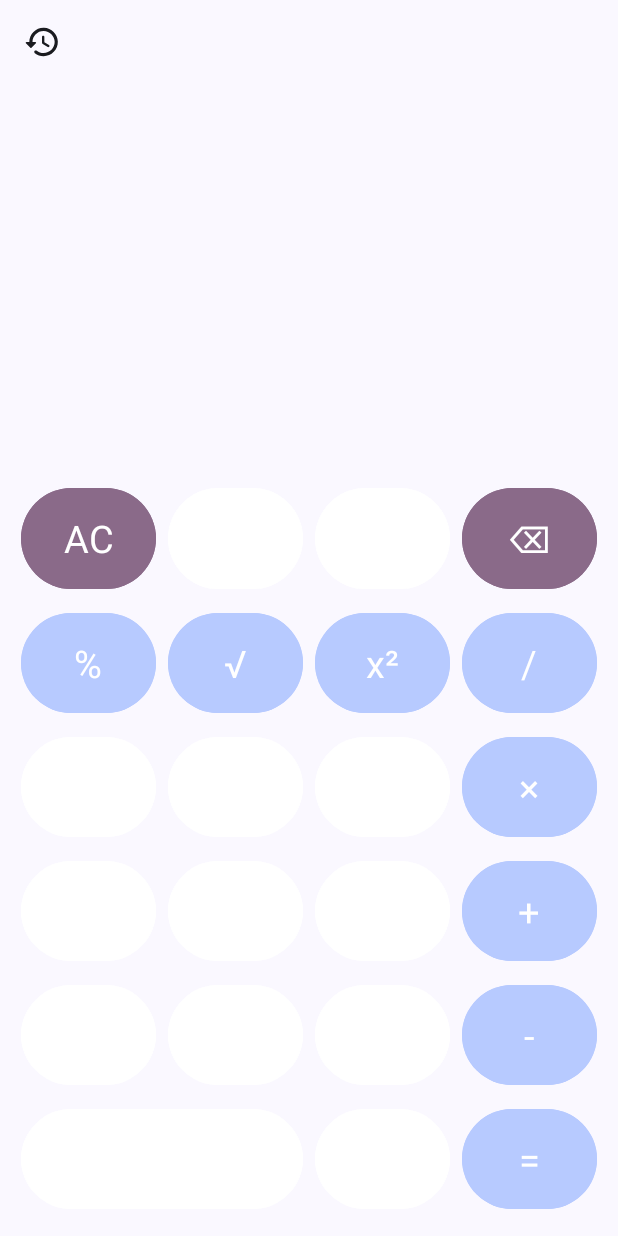
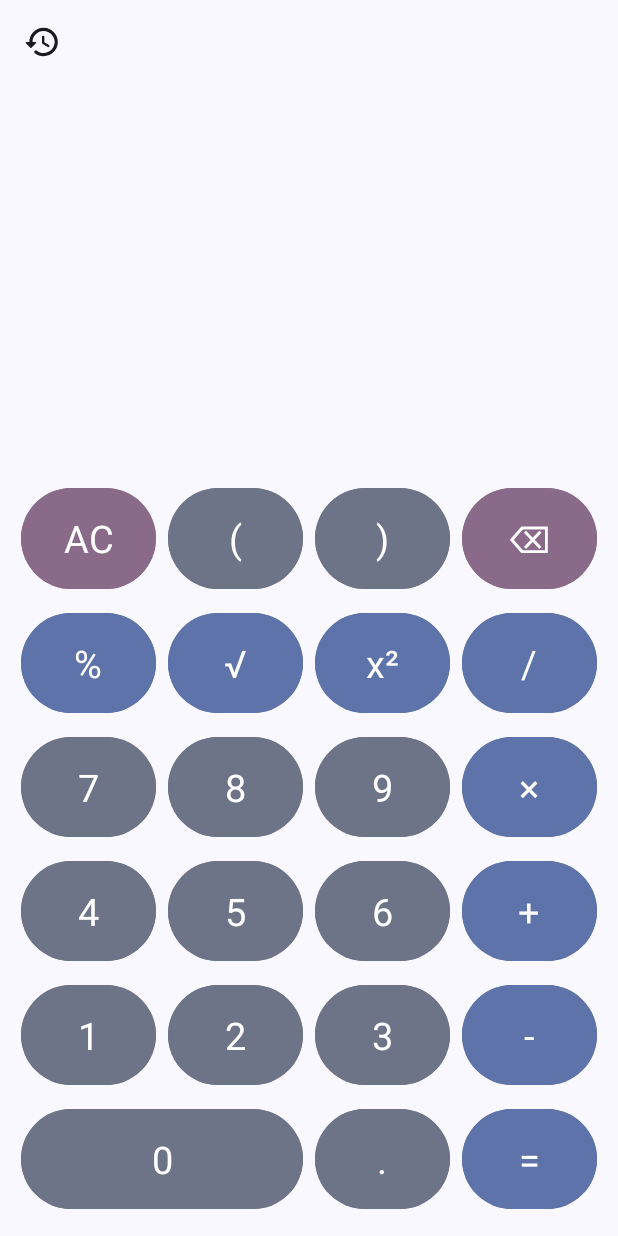
Before and after one commit to Debojit-mitra/Calculator, an Android app: the screen it shows after launch (MainActivity), on a phone screen of 412 x 824 dp. Run offline under Robolectric (Android 15) with nearby library versions, the phone set to English and light mode, and no system bars.

Commit message:
v1.0.4 - fixed some issues with dynamic colors

```diff
--- a/app/build.gradle.kts
+++ b/app/build.gradle.kts
@@ -4,14 +4,14 @@ plugins {
 
 android {
     namespace = "com.bunny.tools.scientific_calculator"
-    compileSdk = 34
+    compileSdk = 35
 
     defaultConfig {
         applicationId = "com.bunny.tools.scientific_calculator"
         minSdk = 29
-        targetSdk = 34
+        targetSdk = 35
         versionCode = 1
-        versionName = "1.0.3"
+        versionName = "1.0.4"
 
         testInstrumentationRunner = "androidx.test.runner.AndroidJUnitRunner"
     }
--- a/app/src/main/AndroidManifest.xml
+++ b/app/src/main/AndroidManifest.xml
@@ -3,6 +3,7 @@
     xmlns:tools="http://schemas.android.com/tools">
 
     <uses-permission android:name="android.permission.INTERNET" />
+    <uses-permission android:name="android.permission.READ_SETTINGS" />
     <uses-permission android:name="android.permission.REQUEST_INSTALL_PACKAGES" />
 
     <application
@@ -17,7 +18,7 @@
         tools:targetApi="31">
         <activity
             android:name=".MainActivity"
-            android:theme="@style/SplashTheme"
+            android:theme="@style/Theme.Calculator"
             android:resizeableActivity="false"
             android:windowSoftInputMode="stateAlwaysHidden|adjustPan"
             android:exported="true"
--- a/app/src/main/java/com/bunny/tools/scientific_calculator/MainActivity.java
+++ b/app/src/main/java/com/bunny/tools/scientific_calculator/MainActivity.java
@@ -612,8 +612,8 @@ public class MainActivity extends AppCompatActivity implements View.OnClickListe
     private void setButtonColor(Button button, boolean isActive) {
         if (button != null) {
             @ColorInt int backgroundColor = isActive ?
-                    getThemeColor(com.google.android.material.R.attr.colorPrimaryContainer) :
-                    getThemeColor(com.google.android.material.R.attr.colorPrimaryInverse);
+                    getThemeColor(com.google.android.material.R.attr.colorTertiaryContainer) :
+                    getThemeColor(com.google.android.material.R.attr.colorPrimaryContainer);
 
             button.setBackgroundTintList(ColorStateList.valueOf(backgroundColor));
         }
@@ -841,7 +841,7 @@ public class MainActivity extends AppCompatActivity implements View.OnClickListe
         return getPackageManager().canRequestPackageInstalls();
     }
 
-    private Runnable deleteRunnable = new Runnable() {
+    private final Runnable deleteRunnable = new Runnable() {
         @Override
         public void run() {
             if (isLongPressing) {
--- a/app/src/main/res/layout-land/activity_main.xml
+++ b/app/src/main/res/layout-land/activity_main.xml
@@ -112,182 +112,216 @@
             <Button
                 android:text="@string/sin"
                 android:id="@+id/btnSin"
-            android:backgroundTint="?attr/colorPrimaryInverse"
+                android:backgroundTint="?attr/colorPrimaryContainer"
+                android:textColor="?attr/colorOnPrimaryContainer"
                 style="@style/CalculatorButtonLandscape"/>
             <Button
                 android:text="@string/rad"
                 android:id="@+id/btnRad"
-            android:backgroundTint="?attr/colorPrimaryInverse"
+                android:backgroundTint="?attr/colorPrimaryContainer"
+                android:textColor="?attr/colorOnPrimaryContainer"
                 style="@style/CalculatorButtonLandscape"/>
             <Button
                 android:text="@string/deg"
                 android:id="@+id/btnDeg"
-            android:backgroundTint="?attr/colorPrimaryInverse"
+                android:backgroundTint="?attr/colorPrimaryContainer"
+                android:textColor="?attr/colorOnPrimaryContainer"
                 style="@style/CalculatorButtonLandscape"/>
             <Button
                 android:text="@string/ac"
                 android:id="@+id/btnAc"
                 android:backgroundTint="?attr/colorTertiaryContainer"
+                android:textColor="?attr/colorOnTertiaryContainer"
                 style="@style/CalculatorButtonLandscape"/>
             <Button
                 android:text="@string/percentage"
                 android:id="@+id/btnPercentage"
-            android:backgroundTint="?attr/colorPrimaryInverse"
+                android:backgroundTint="?attr/colorPrimaryContainer"
+                android:textColor="?attr/colorOnPrimaryContainer"
                 style="@style/CalculatorButtonLandscape"/>
             <Button
                 android:text="@string/divide"
                 android:id="@+id/btnDivide"
-            android:backgroundTint="?attr/colorPrimaryInverse"
+                android:backgroundTint="?attr/colorPrimaryContainer"
+                android:textColor="?attr/colorOnPrimaryContainer"
                 style="@style/CalculatorButtonLandscape"/>
             <Button
                 android:text="@string/del"
                 android:id="@+id/btnDel"
                 android:backgroundTint="?attr/colorTertiaryContainer"
+                android:textColor="?attr/colorOnTertiaryContainer"
                 style="@style/CalculatorButtonLandscape"/>
 
             <!-- Row 2 -->
             <Button
                 android:text="@string/cos"
                 android:id="@+id/btnCos"
-            android:backgroundTint="?attr/colorPrimaryInverse"
+                android:backgroundTint="?attr/colorPrimaryContainer"
+                android:textColor="?attr/colorOnPrimaryContainer"
                 style="@style/CalculatorButtonLandscape"/>
             <Button
                 android:text="@string/tan"
                 android:id="@+id/btnTan"
-            android:backgroundTint="?attr/colorPrimaryInverse"
+                android:backgroundTint="?attr/colorPrimaryContainer"
+                android:textColor="?attr/colorOnPrimaryContainer"
                 style="@style/CalculatorButtonLandscape"/>
             <Button
                 android:text="@string/inv"
                 android:id="@+id/btnInv"
-            android:backgroundTint="?attr/colorPrimaryInverse"
+                android:backgroundTint="?attr/colorPrimaryContainer"
+                android:textColor="?attr/colorOnPrimaryContainer"
                 style="@style/CalculatorButtonLandscape"/>
             <Button
                 android:text="@string/_7"
                 android:id="@+id/btn7"
-            android:backgroundTint="?attr/colorOnSecondary"
+                android:backgroundTint="?attr/colorSecondaryContainer"
+                android:textColor="?attr/colorOnSecondaryContainer"
                 style="@style/CalculatorButtonLandscape"/>
             <Button
                 android:text="@string/_8"
                 android:id="@+id/btn8"
-            android:backgroundTint="?attr/colorOnSecondary"
+                android:backgroundTint="?attr/colorSecondaryContainer"
+                android:textColor="?attr/colorOnSecondaryContainer"
                 style="@style/CalculatorButtonLandscape"/>
             <Button
                 android:text="@string/_9"
                 android:id="@+id/btn9"
-            android:backgroundTint="?attr/colorOnSecondary"
+                android:backgroundTint="?attr/colorSecondaryContainer"
+                android:textColor="?attr/colorOnSecondaryContainer"
                 style="@style/CalculatorButtonLandscape"/>
             <Button
                 android:text="@string/multiply"
                 android:id="@+id/btnMultiply"
-            android:backgroundTint="?attr/colorPrimaryInverse"
+                android:backgroundTint="?attr/colorPrimaryContainer"
+                android:textColor="?attr/colorOnPrimaryContainer"
                 style="@style/CalculatorButtonLandscape"/>
 
             <!-- Row 3 -->
             <Button
                 android:text="@string/log"
                 android:id="@+id/btnLog"
-            android:backgroundTint="?attr/colorPrimaryInverse"
+                android:backgroundTint="?attr/colorPrimaryContainer"
+                android:textColor="?attr/colorOnPrimaryContainer"
                 style="@style/CalculatorButtonLandscape"/>
             <Button
                 android:text="@string/ln"
                 android:id="@+id/btnLn"
-            android:backgroundTint="?attr/colorPrimaryInverse"
+                android:backgroundTint="?attr/colorPrimaryContainer"
+                android:textColor="?attr/colorOnPrimaryContainer"
                 style="@style/CalculatorButtonLandscape"/>
             <Button
                 android:text="@string/factorial"
                 android:id="@+id/btnFactorial"
-            android:backgroundTint="?attr/colorPrimaryInverse"
+                android:backgroundTint="?attr/colorPrimaryContainer"
+                android:textColor="?attr/colorOnPrimaryContainer"
                 style="@style/CalculatorButtonLandscape"/>
             <Button
                 android:text="@string/_4"
                 android:id="@+id/btn4"
-            android:backgroundTint="?attr/colorOnSecondary"
+                android:backgroundTint="?attr/colorSecondaryContainer"
+                android:textColor="?attr/colorOnSecondaryContainer"
                 style="@style/CalculatorButtonLandscape"/>
             <Button
                 android:text="@string/_5"
                 android:id="@+id/btn5"
-            android:backgroundTint="?attr/colorOnSecondary"
+                android:backgroundTint="?attr/colorSecondaryContainer"
+                android:textColor="?attr/colorOnSecondaryContainer"
                 style="@style/CalculatorButtonLandscape"/>
             <Button
                 android:text="@string/_6"
                 android:id="@+id/btn6"
-            android:backgroundTint="?attr/colorOnSecondary"
+                android:backgroundTint="?attr/colorSecondaryContainer"
+                android:textColor="?attr/colorOnSecondaryContainer"
                 style="@style/CalculatorButtonLandscape"/>
             <Button
                 android:text="@string/minus"
                 android:id="@+id/btnMinus"
-            android:backgroundTint="?attr/colorPrimaryInverse"
+                android:backgroundTint="?attr/colorPrimaryContainer"
+                android:textColor="?attr/colorOnPrimaryContainer"
                 style="@style/CalculatorButtonLandscape"/>
 
             <!-- Row 4 -->
             <Button
                 android:text="@string/pi"
                 android:id="@+id/btnPi"
-            android:backgroundTint="?attr/colorPrimaryInverse"
+                android:backgroundTint="?attr/colorPrimaryContainer"
+                android:textColor="?attr/colorOnPrimaryContainer"
                 style="@style/CalculatorButtonLandscape"/>
             <Button
                 android:text="@string/_e"
                 android:id="@+id/btnE"
-            android:backgroundTint="?attr/colorPrimaryInverse"
+                android:backgroundTint="?attr/colorPrimaryContainer"
+                android:textColor="?attr/colorOnPrimaryContainer"
                 style="@style/CalculatorButtonLandscape"/>
             <Button
                 android:text="@string/power"
                 android:id="@+id/btnExponent"
-            android:backgroundTint="?attr/colorPrimaryInverse"
+                android:backgroundTint="?attr/colorPrimaryContainer"
+                android:textColor="?attr/colorOnPrimaryContainer"
                 style="@style/CalculatorButtonLandscape"/>
             <Button
                 android:text="@string/_1"
                 android:id="@+id/btn1"
-            android:backgroundTint="?attr/colorOnSecondary"
+                android:backgroundTint="?attr/colorSecondaryContainer"
+                android:textColor="?attr/colorOnSecondaryContainer"
                 style="@style/CalculatorButtonLandscape"/>
             <Button
                 android:text="@string/_2"
                 android:id="@+id/btn2"
-            android:backgroundTint="?attr/colorOnSecondary"
+                android:backgroundTint="?attr/colorSecondaryContainer"
+                android:textColor="?attr/colorOnSecondaryContainer"
                 style="@style/CalculatorButtonLandscape"/>
             <Button
                 android:text="@string/_3"
                 android:id="@+id/btn3"
-            android:backgroundTint="?attr/colorOnSecondary"
+                android:backgroundTint="?attr/colorSecondaryContainer"
+                android:textColor="?attr/colorOnSecondaryContainer"
                 style="@style/CalculatorButtonLandscape"/>
             <Button
                 android:text="@string/plus"
                 android:id="@+id/btnPlus"
-            android:backgroundTint="?attr/colorPrimaryInverse"
+                android:backgroundTint="?attr/colorPrimaryContainer"
+                android:textColor="?attr/colorOnPrimaryContainer"
                 style="@style/CalculatorButtonLandscape"/>
 
             <!-- Row 5 -->
             <Button
                 android:text="@string/root_over"
                 android:id="@+id/btnRootOver"
-            android:backgroundTint="?attr/colorPrimaryInverse"
+                android:backgroundTint="?attr/colorPrimaryContainer"
+                android:textColor="?attr/colorOnPrimaryContainer"
                 style="@style/CalculatorButtonLandscape"/>
             <Button
                 android:text="@string/ParenthesesFirst"
                 android:id="@+id/btnParenthesesFirst"
-            android:backgroundTint="?attr/colorOnSecondary"
+                android:backgroundTint="?attr/colorSecondaryContainer"
+                android:textColor="?attr/colorOnSecondaryContainer"
                 style="@style/CalculatorButtonLandscape"/>
             <Button
                 android:text="@string/ParenthesesSecond"
                 android:id="@+id/btnParenthesesSecond"
-            android:backgroundTint="?attr/colorOnSecondary"
+                android:backgroundTint="?attr/colorSecondaryContainer"
+                android:textColor="?attr/colorOnSecondaryContainer"
                 style="@style/CalculatorButtonLandscape"/>
             <Button
                 android:text="@string/_0"
                 android:id="@+id/btn0"
                 android:layout_columnWeight="2"
                 android:layout_columnSpan="2"
-            android:backgroundTint="?attr/colorOnSecondary"
+                android:backgroundTint="?attr/colorSecondaryContainer"
+                android:textColor="?attr/colorOnSecondaryContainer"
                 style="@style/CalculatorButtonLandscape"/>
             <Button
                 android:text="@string/dot"
                 android:id="@+id/btnDot"
-            android:backgroundTint="?attr/colorOnSecondary"
+                android:backgroundTint="?attr/colorSecondaryContainer"
+                android:textColor="?attr/colorOnSecondaryContainer"
                 style="@style/CalculatorButtonLandscape"/>
             <Button
                 android:text="@string/equals"
                 android:id="@+id/btnEquals"
-            android:backgroundTint="?attr/colorPrimaryInverse"
+                android:backgroundTint="?attr/colorPrimaryContainer"
+                android:textColor="?attr/colorOnPrimaryContainer"
                 style="@style/CalculatorButtonLandscape"/>
 
         </GridLayout>
--- a/app/src/main/res/layout/activity_main.xml
+++ b/app/src/main/res/layout/activity_main.xml
@@ -20,6 +20,7 @@
         android:layout_gravity="start"
         android:background="@drawable/round_ripple"
         />
+
     <!-- Display -->
     <LinearLayout
         android:id="@+id/displayLayout"
@@ -36,6 +37,7 @@
             android:gravity="end|bottom"
             android:paddingStart="20dp"
             android:paddingEnd="20dp"
+            android:textColor="?attr/colorOnSurface"
             android:textSize="26sp" />
 
         <HorizontalScrollView
@@ -59,6 +61,7 @@
                 android:paddingEnd="16dp"
                 android:scrollHorizontally="true"
                 android:singleLine="true"
+                android:textColor="?attr/colorOnSurface"
                 android:textIsSelectable="true"
                 android:textSize="50sp"
                 tools:ignore="LabelFor" />
@@ -72,6 +75,7 @@
             android:gravity="end|bottom"
             android:paddingStart="16dp"
             android:paddingEnd="16dp"
+            android:textColor="?attr/colorOnSurfaceVariant"
             android:textSize="26sp" />
 
     </LinearLayout>
@@ -92,6 +96,7 @@
         android:textAlignment="center"
         android:text="@string/no_history"
         android:textStyle="bold"
+        android:textColor="?attr/colorOnSurfaceVariant"
         android:textSize="15sp"
         android:visibility="gone" />
 
@@ -109,25 +114,29 @@
             android:id="@+id/btnAc"
             style="@style/CalculatorButton"
             android:backgroundTint="?attr/colorTertiaryContainer"
+            android:textColor="?attr/colorOnTertiaryContainer"
             android:text="@string/ac" />
 
         <Button
             android:id="@+id/btnParenthesesFirst"
             style="@style/CalculatorButton"
-            android:backgroundTint="?attr/colorOnSecondary"
+            android:backgroundTint="?attr/colorSecondaryContainer"
+            android:textColor="?attr/colorOnSecondaryContainer"
             android:elevation="8dp"
             android:text="@string/ParenthesesFirst" />
 
         <Button
             android:id="@+id/btnParenthesesSecond"
             style="@style/CalculatorButton"
-            android:backgroundTint="?attr/colorOnSecondary"
+            android:backgroundTint="?attr/colorSecondaryContainer"
+            android:textColor="?attr/colorOnSecondaryContainer"
             android:text="@string/ParenthesesSecond" />
 
         <Button
             android:id="@+id/btnDel"
             style="@style/CalculatorButton"
             android:backgroundTint="?attr/colorTertiaryContainer"
+            android:textColor="?attr/colorOnTertiaryContainer"
             android:text="@string/del"
             android:textSize="25sp" />
 
@@ -135,119 +144,139 @@
         <Button
             android:id="@+id/btnPercentage"
             style="@style/CalculatorButton"
-            android:backgroundTint="?attr/colorPrimaryInverse"
+            android:backgroundTint="?attr/colorPrimaryContainer"
+            android:textColor="?attr/colorOnPrimaryContainer"
             android:text="@string/percentage" />
 
         <Button
             android:id="@+id/btnRootOver"
             style="@style/CalculatorButton"
-            android:backgroundTint="?attr/colorPrimaryInverse"
+            android:backgroundTint="?attr/colorPrimaryContainer"
+            android:textColor="?attr/colorOnPrimaryContainer"
             android:text="@string/root_over" />
 
         <Button
             android:id="@+id/btnSquare"
             style="@style/CalculatorButton"
-            android:backgroundTint="?attr/colorPrimaryInverse"
+            android:backgroundTint="?attr/colorPrimaryContainer"
+            android:textColor="?attr/colorOnPrimaryContainer"
             android:text="@string/square" />
 
         <Button
             android:id="@+id/btnDivide"
             style="@style/CalculatorButton"
-            android:backgroundTint="?attr/colorPrimaryInverse"
+            android:backgroundTint="?attr/colorPrimaryContainer"
+            android:textColor="?attr/colorOnPrimaryContainer"
             android:text="@string/divide" />
 
         <!-- Row 3 -->
         <Button
             android:id="@+id/btn7"
             style="@style/CalculatorButton"
-            android:backgroundTint="?attr/colorOnSecondary"
+            android:backgroundTint="?attr/colorSecondaryContainer"
+            android:textColor="?attr/colorOnSecondaryContainer"
             android:text="@string/_7" />
 
         <Button
             android:id="@+id/btn8"
             style="@style/CalculatorButton"
-            android:backgroundTint="?attr/colorOnSecondary"
+            android:backgroundTint="?attr/colorSecondaryContainer"
+            android:textColor="?attr/colorOnSecondaryContainer"
             android:text="@string/_8" />
 
         <Button
             android:id="@+id/btn9"
             style="@style/CalculatorButton"
-            android:backgroundTint="?attr/colorOnSecondary"
+            android:backgroundTint="?attr/colorSecondaryContainer"
+            android:textColor="?attr/colorOnSecondaryContainer"
             android:text="@string/_9" />
 
         <Button
             android:id="@+id/btnMultiply"
             style="@style/CalculatorButton"
-            android:backgroundTint="?attr/colorPrimaryInverse"
+            android:backgroundTint="?attr/colorPrimaryContainer"
+            android:textColor="?attr/colorOnPrimaryContainer"
             android:text="@string/multiply" />
 
         <!-- Row 4 -->
         <Button
             android:id="@+id/btn4"
             style="@style/CalculatorButton"
-            android:backgroundTint="?attr/colorOnSecondary"
+            android:backgroundTint="?attr/colorSecondaryContainer"
+            android:textColor="?attr/colorOnSecondaryContainer"
             android:text="@string/_4" />
 
         <Button
             android:id="@+id/btn5"
             style="@style/CalculatorButton"
-            android:backgroundTint="?attr/colorOnSecondary"
+            android:backgroundTint="?attr/colorSecondaryContainer"
+            android:textColor="?attr/colorOnSecondaryContainer"
             android:text="@string/_5" />
 
         <Button
             android:id="@+id/btn6"
             style="@style/CalculatorButton"
-            android:backgroundTint="?attr/colorOnSecondary"
+            android:backgroundTint="?attr/colorSecondaryContainer"
+            android:textColor="?attr/colorOnSecondaryContainer"
             android:text="@string/_6" />
 
         <Button
             android:id="@+id/btnPlus"
             style="@style/CalculatorButton"
-            android:backgroundTint="?attr/colorPrimaryInverse"
+            android:backgroundTint="?attr/colorPrimaryContainer"
+            android:textColor="?attr/colorOnPrimaryContainer"
             android:text="@string/plus" />
 
         <!-- Row 5 -->
         <Button
             android:id="@+id/btn1"
             style="@style/CalculatorButton"
-            android:backgroundTint="?attr/colorOnSecondary"
+            android:backgroundTint="?attr/colorSecondaryContainer"
+            android:textColor="?attr/colorOnSecondaryContainer"
             android:text="@string/_1" />
 
         <Button
             android:id="@+id/btn2"
             style="@style/CalculatorButton"
-            android:backgroundTint="?attr/colorOnSecondary"
+            android:backgroundTint="?attr/colorSecondaryContainer"
+            android:textColor="?attr/colorOnSecondaryContainer"
             android:text="@string/_2" />
 
         <Button
             android:id="@+id/btn3"
             style="@style/CalculatorButton"
-            android:backgroundTint="?attr/colorOnSecondary"
+            android:backgroundTint="?attr/colorSecondaryContainer"
+            android:textColor="?attr/colorOnSecondaryContainer"
             android:text="@string/_3" />
 
         <Button
             android:id="@+id/btnMinus"
             style="@style/CalculatorButton"
-            android:backgroundTint="?attr/colorPrimaryInverse"
+            android:backgroundTint="?attr/colorPrimaryContainer"
+            android:textColor="?attr/colorOnPrimaryContainer"
             android:text="@string/minus" />
+
         <!-- Row 6 -->
         <Button
             android:id="@+id/btn0"
             style="@style/CalculatorButton"
             android:layout_columnSpan="2"
-            android:backgroundTint="?attr/colorOnSecondary"
+            android:backgroundTint="?attr/colorSecondaryContainer"
+            android:textColor="?attr/colorOnSecondaryContainer"
             android:text="@string/_0" />
 
         <Button
             android:id="@+id/btnDot"
             style="@style/CalculatorButton"
-            android:backgroundTint="?attr/colorOnSecondary"
+            android:backgroundTint="?attr/colorSecondaryContainer"
+            android:textColor="?attr/colorOnSecondaryContainer"
             android:text="@string/dot" />
 
         <Button
             android:id="@+id/btnEquals"
             style="@style/CalculatorButton"
-            android:backgroundTint="?attr/colorPrimaryInverse"
+            android:backgroundTint="?attr/colorPrimaryContainer"
+            android:textColor="?attr/colorOnPrimaryContainer"
             android:text="@string/equals" />
     </GridLayout>
 
--- a/gradle/libs.versions.toml
+++ b/gradle/libs.versions.toml
@@ -1,5 +1,5 @@
 [versions]
-agp = "8.5.0"
+agp = "8.7.3"
 junit = "4.13.2"
 junitVersion = "1.2.1"
 espressoCore = "3.6.1"
```
Also changed, not shown: gradle/wrapper/gradle-wrapper.properties. Lines whose indentation alone changed are shown as unchanged.
